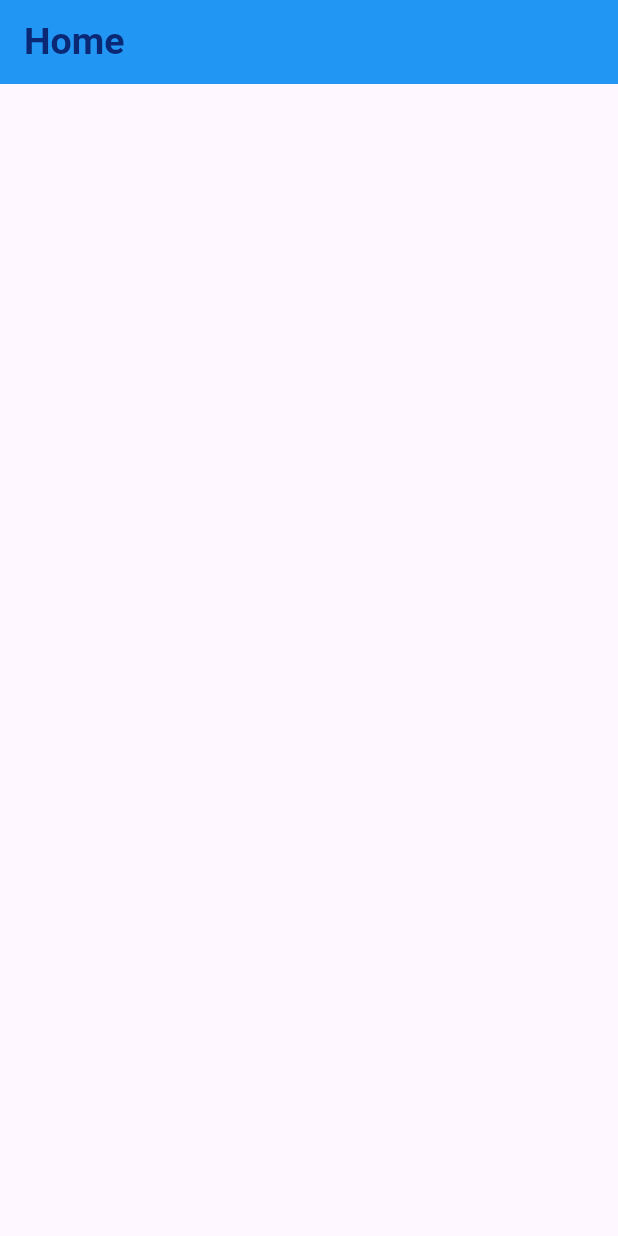
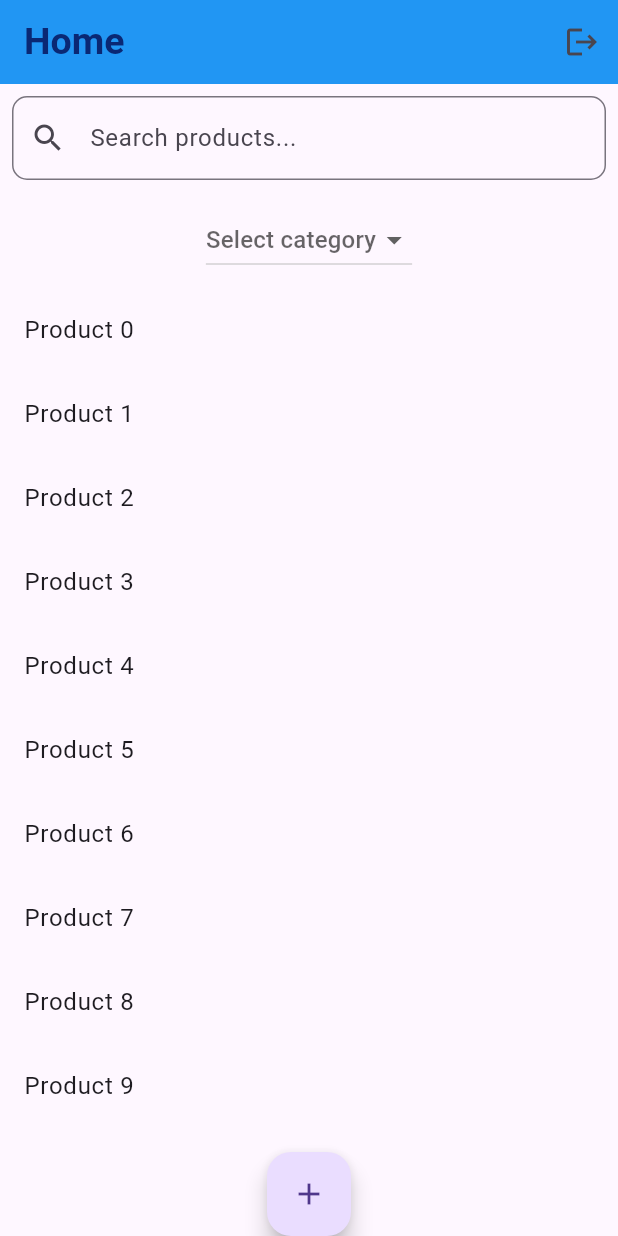
Before and after one commit to fabian4819/BacaAja, a Flutter app: the HomeScreen screen opened directly, on a phone screen of 412 x 824 dp. Run offline on Flutter 3.47's test engine with Material 3 defaults, Android fonts, the phone set to English and light mode, and no system bars; our stand-ins replace google_fonts; Roboto replaces fonts that are missing (Ubuntu).

Commit message:
add home screen list

```diff
--- a/lib/screen/home_screen.dart
+++ b/lib/screen/home_screen.dart
@@ -1,8 +1,7 @@
-// ignore_for_file: prefer_const_constructors, prefer_const_literals_to_create_immutables, use_key_in_widget_constructors, prefer_const_constructors_in_immutables
+// ignore_for_file: use_key_in_widget_constructors, prefer_const_constructors
 
 import 'package:flutter/material.dart';
 import 'package:google_fonts/google_fonts.dart';
-
 
 void main() {
   runApp(MyApp());
@@ -22,49 +21,192 @@ class HomeScreen extends StatelessWidget {
   Widget build(BuildContext context) {
     return Scaffold(
       appBar: AppBar(
-        title: Text('Home', style: GoogleFonts.ubuntu(
+        title: Text(
+          'Home',
+          style: GoogleFonts.ubuntu(
               fontSize: 25,
               fontWeight: FontWeight.w600,
-                          color: Color.fromRGBO(10, 40, 116, 1)),),
+              color: Color.fromRGBO(10, 40, 116, 1)),
+        ),
         backgroundColor: Colors.blue,
+        actions: [
+          IconButton(
+            icon: Icon(Icons.logout),
+            onPressed: () {
+              // Add logout functionality
+            },
+          ),
+        ],
       ),
       body: Column(
-
+        children: [
+          SearchBar(),
+          CategoryFilter(),
+          Expanded(child: ProductList()),
+          AddProductButton(),
+        ],
       ),
     );
   }
 }
 
-class CategoryButton extends StatelessWidget {
-  final Image image;
-  final String label;
-  final VoidCallback onPressed;
-
-  CategoryButton({required this.image, required this.label, required this.onPressed});
-
+class SearchBar extends StatelessWidget {
   @override
   Widget build(BuildContext context) {
-    return Column(
-      children: [
-        OutlinedButton(
-          onPressed: onPressed,
-          style: OutlinedButton.styleFrom(
-            backgroundColor: Colors.blue[100],
-            shape: RoundedRectangleBorder(
-              borderRadius: BorderRadius.circular(50),
+    return Padding(
+      padding: const EdgeInsets.all(8.0),
+      child: TextField(
+        decoration: InputDecoration(
+          hintText: 'Search products...',
+          prefixIcon: Icon(Icons.search),
+          border: OutlineInputBorder(borderRadius: BorderRadius.circular(10)),
         ),
-            padding: EdgeInsets.all(20),
-            side: BorderSide(color: Colors.blue, width: 2),
       ),
+    );
+  }
+}
+
+class CategoryFilter extends StatelessWidget {
+  @override
+  Widget build(BuildContext context) {
+    return Padding(
+      padding: const EdgeInsets.all(8.0),
+      child: DropdownButton<String>(
+        hint: Text('Select category'),
+        items: <String>['All', 'Fiction', 'Non-Fiction', 'Science', 'History']
+            .map((String value) {
+          return DropdownMenuItem<String>(
+            value: value,
+            child: Text(value),
+          );
+        }).toList(),
+        onChanged: (_) {},
+      ),
+    );
+  }
+}
+
+class ProductList extends StatelessWidget {
+  @override
+  Widget build(BuildContext context) {
+    return ListView.builder(
+      itemCount: 10, // Replace with the actual product count
+      itemBuilder: (context, index) {
+        return ListTile(
+          title: Text('Product $index'),
+          onTap: () {
+            Navigator.push(
+              context,
+              MaterialPageRoute(builder: (context) => ProductDetailScreen()),
+            );
+          },
+        );
+      },
+    );
+  }
+}
+
+class AddProductButton extends StatelessWidget {
+  @override
+  Widget build(BuildContext context) {
+    return FloatingActionButton(
+      onPressed: () {
+        Navigator.push(
+          context,
+          MaterialPageRoute(builder: (context) => AddProductScreen()),
+        );
+      },
+      child: Icon(Icons.add),
+    );
+  }
+}
+
+class ProductDetailScreen extends StatelessWidget {
+  @override
+  Widget build(BuildContext context) {
+    return Scaffold(
+      appBar: AppBar(title: Text('Product Details')),
+      body: Center(child: Text('Product Details Here')),
+      floatingActionButton: FloatingActionButton(
+        onPressed: () {
+          Navigator.push(
+            context,
+            MaterialPageRoute(builder: (context) => EditProductScreen()),
+          );
+        },
+        child: Icon(Icons.edit),
+      ),
+    );
+  }
+}
+
+class AddProductScreen extends StatelessWidget {
+  @override
+  Widget build(BuildContext context) {
+    return Scaffold(
+      appBar: AppBar(title: Text('Add Product')),
+      body: Padding(
+        padding: const EdgeInsets.all(16.0),
         child: Column(
           children: [
-              image,
-              SizedBox(height: 8),
-              Text(label, style: TextStyle(fontSize: 20, color: Colors.blue)),
+            TextField(
+              decoration: InputDecoration(labelText: 'Product ID'),
+            ),
+            TextField(
+              decoration: InputDecoration(labelText: 'Product Name'),
+            ),
+            TextField(
+              decoration: InputDecoration(labelText: 'Product Description'),
+            ),
+            TextField(
+              decoration: InputDecoration(labelText: 'Product Price'),
+            ),
+            TextField(
+              decoration: InputDecoration(labelText: 'Product Category'),
+            ),
+            ElevatedButton(
+              onPressed: () {
+                // Save product to Firebase
+              },
+              child: Text('Save'),
+            ),
           ],
         ),
       ),
-      ],
     );
   }
 }
+
+class EditProductScreen extends StatelessWidget {
+  @override
+  Widget build(BuildContext context) {
+    return Scaffold(
+      appBar: AppBar(title: Text('Edit Product')),
+      body: Padding(
+        padding: const EdgeInsets.all(16.0),
+        child: Column(
+          children: [
+            TextField(
+              decoration: InputDecoration(labelText: 'Product Name'),
+            ),
+            TextField(
+              decoration: InputDecoration(labelText: 'Product Description'),
+            ),
+            TextField(
+              decoration: InputDecoration(labelText: 'Product Price'),
+            ),
+            TextField(
+              decoration: InputDecoration(labelText: 'Product Category'),
+            ),
+            ElevatedButton(
+              onPressed: () {
+                // Update product in Firebase
+              },
+              child: Text('Update'),
+            ),
+          ],
+        ),
+      ),
+    );
+  }
+}
```
Lines whose indentation alone changed are shown as unchanged.
